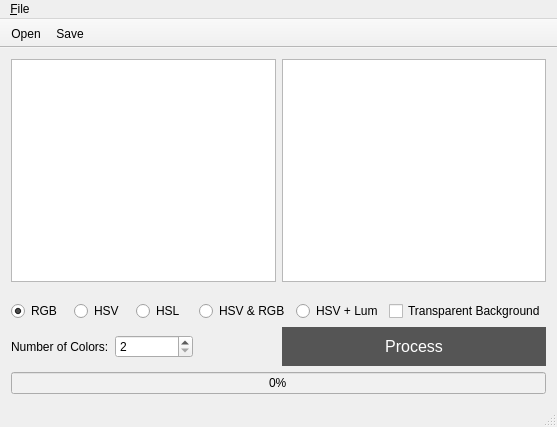
First picture: the form in mainwindow.ui, repository Morgbn/SOM-image-processing, before the edit.
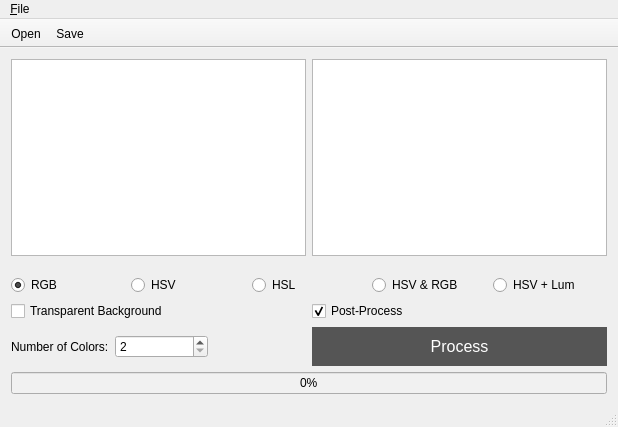
Second picture: the form after the edit. Icons and pictures are not drawn.

Commit message: Post process (optionel, via ldc et gui)

The edit to the form file:
```diff
--- a/mainwindow.ui
+++ b/mainwindow.ui
@@ -9,7 +9,7 @@
    <rect>
     <x>0</x>
     <y>0</y>
-    <width>557</width>
+    <width>618</width>
     <height>427</height>
    </rect>
   </property>
@@ -134,6 +134,10 @@
           </property>
          </widget>
         </item>
+       </layout>
+      </item>
+      <item>
+       <layout class="QHBoxLayout" name="horizontalLayout_5">
         <item>
          <widget class="QCheckBox" name="checkBox">
           <property name="text">
@@ -141,6 +145,16 @@
           </property>
          </widget>
         </item>
+        <item>
+         <widget class="QCheckBox" name="checkBox_2">
+          <property name="text">
+           <string>Post-Process</string>
+          </property>
+          <property name="checked">
+           <bool>true</bool>
+          </property>
+         </widget>
+        </item>
        </layout>
       </item>
       <item>
@@ -224,7 +238,7 @@
     <rect>
      <x>0</x>
      <y>0</y>
-     <width>557</width>
+     <width>618</width>
      <height>25</height>
     </rect>
    </property>
```
The commit also changes 8 other files.
